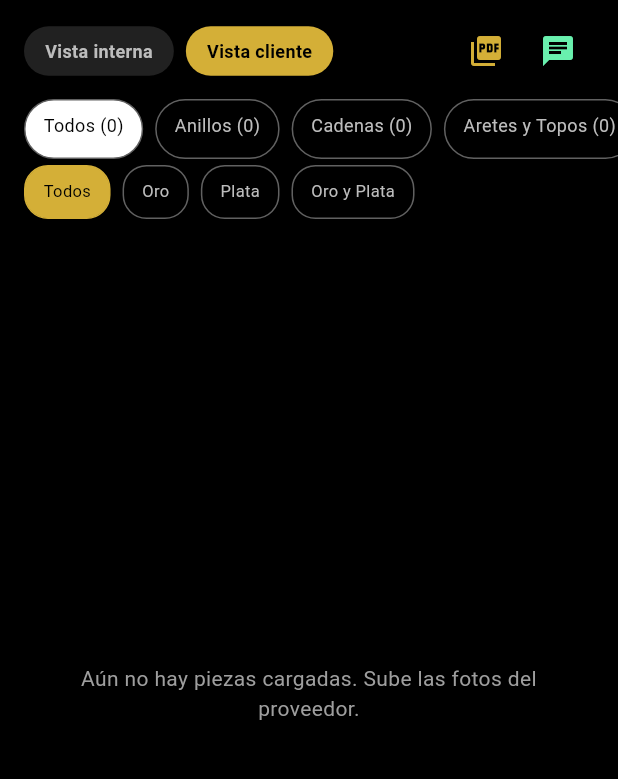
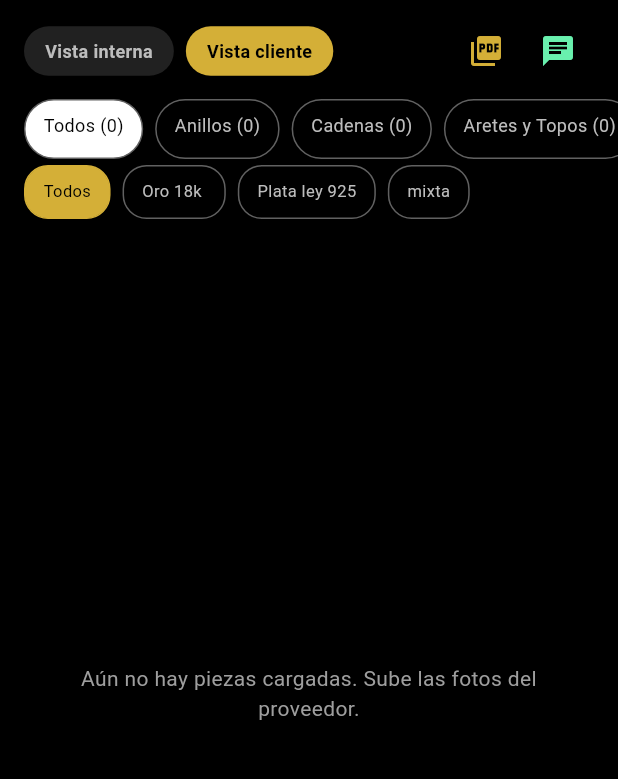
Before and after one commit to joyeriasotelux/sotelux-app.-, a Flutter app: the screen it shows after launch, after a tap on "Vista cliente", on a phone screen of 412 x 824 dp, the part 78-857 px from its top. Run offline on Flutter 3.47's test engine with Material 3 defaults, Android fonts, the phone set to English and light mode, and no system bars; our stand-ins replace cloud_firestore, firebase_auth, firebase_core, firebase_storage, image_picker, pdf and 1 more; accounts and stored records are empty; network calls fail.

Commit message:
Update main.dart

```diff
--- a/lib/main.dart
+++ b/lib/main.dart
@@ -1190,7 +1190,7 @@ class _CatalogoHomeState extends State<CatalogoHome> {
   }
 
   Widget _buildFiltroMaterial() {
-    final opciones = ['Todos', 'Oro', 'Plata', 'Oro y Plata'];
+    final opciones = ['Todos', 'Oro 18k ', 'Plata ley 925', 'mixta'];
     return SizedBox(
       height: 46,
       child: ListView.separated(
```
